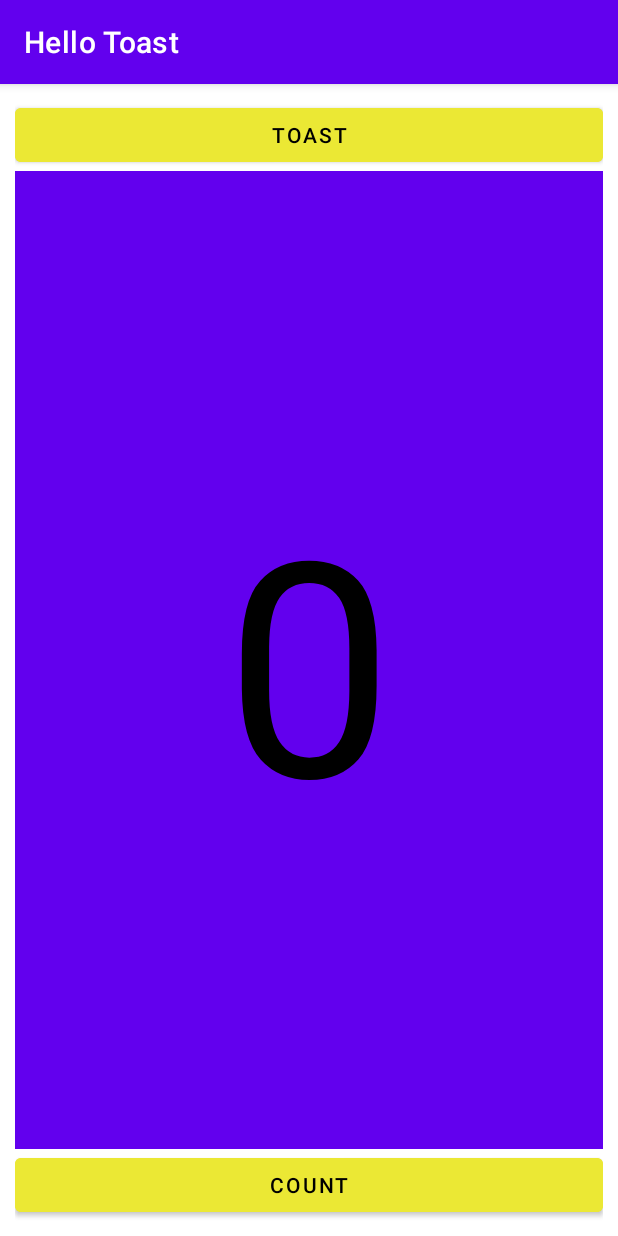
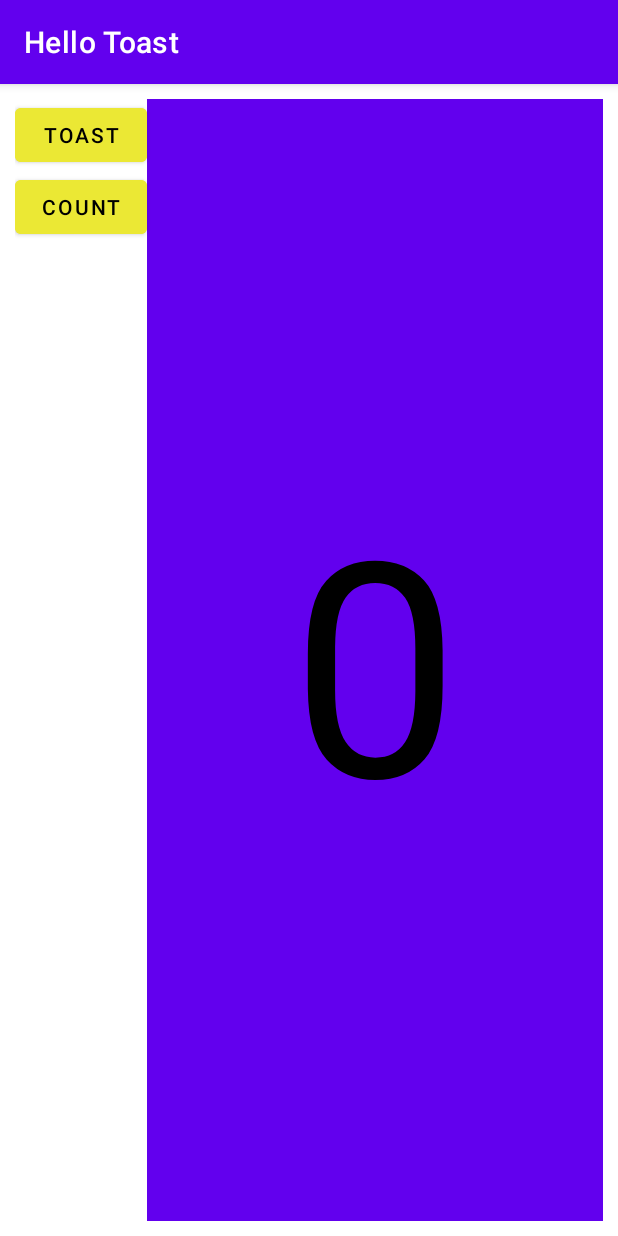
Before and after one commit to Cvigara27/Android-Studio-Layouts, an Android app: the screen it shows after launch (MainActivity), on a phone screen of 412 x 824 dp. Run offline under Robolectric (Android 15) with nearby library versions, the phone set to English and light mode, and no system bars.

Commit message:
Changed to Relative Layout

```diff
--- a/app/src/main/res/layout/activity_main.xml
+++ b/app/src/main/res/layout/activity_main.xml
@@ -1,5 +1,5 @@
 <?xml version="1.0" encoding="utf-8"?>
-<LinearLayout xmlns:android="http://schemas.android.com/apk/res/android"
+<RelativeLayout xmlns:android="http://schemas.android.com/apk/res/android"
     xmlns:app="http://schemas.android.com/apk/res-auto"
     xmlns:tools="http://schemas.android.com/tools"
     android:layout_width="match_parent"
@@ -10,29 +10,31 @@
 
     <Button
         android:id="@+id/button"
-        android:layout_width="match_parent"
+        android:layout_width="wrap_content"
         android:layout_height="wrap_content"
         android:backgroundTint="@color/yellow"
+        android:layout_alignParentStart="true"
         android:text="Toast"
         android:textColor="@color/black" />
 
     <TextView
         android:id="@+id/textView"
         android:layout_width="match_parent"
-        android:layout_weight="1"
         android:layout_height="fill_parent"
-        android:textSize="200dp"
+        android:layout_toRightOf="@id/button"
         android:background="@color/purple_500"
         android:gravity="center"
+        android:text="0"
         android:textColor="@color/black"
-        android:text="0" />
+        android:textSize="200dp" />
 
     <Button
         android:id="@+id/button2"
-        android:layout_width="match_parent"
+        android:layout_width="wrap_content"
         android:layout_height="wrap_content"
-        android:textColor="@color/black"
         android:layout_gravity="bottom"
         android:backgroundTint="@color/yellow"
-        android:text="Count" />
-</LinearLayout>
+        android:text="Count"
+        android:textColor="@color/black"
+        android:layout_below="@id/button"/>
+</RelativeLayout>
--- /dev/null
+++ b/app/src/main/res/values/ids.xml
@@ -0,0 +1,5 @@
+<?xml version="1.0" encoding="utf-8"?>
+<resources>
+    <item name="button" type="id"/>
+    <item name="textView" type="id"/>
+</resources>
```
